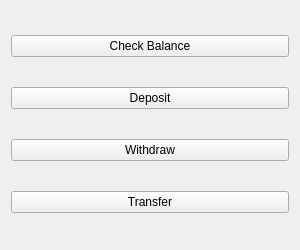
Above: UserDashboard.ui from KrazySaine/CapstoneWorking before the change. Below: the same form after it.
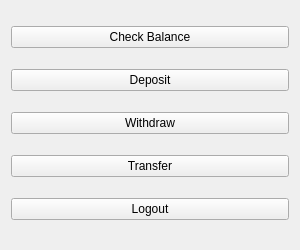
That is the form after the change.

The edit to the form file:
```diff
--- a/UserDashboard.ui
+++ b/UserDashboard.ui
@@ -42,6 +42,14 @@
      </property>
     </widget>
    </item>
+   <item>
+    <widget class="QPushButton" name="logoutButton">
+     <property name="text">
+      <string>Logout</string>
+     </property>
+    </widget>
+   </item>
+
   </layout>
  </widget>
 </ui>
```
